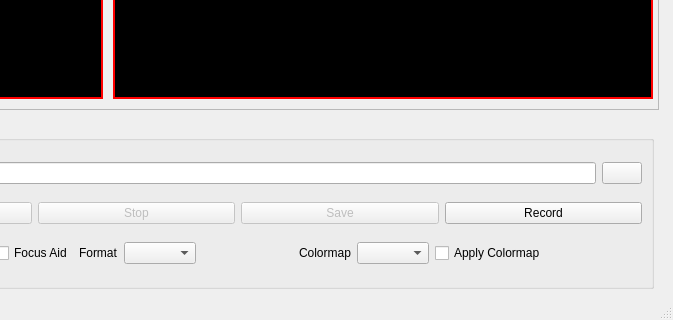
Qt form stereo_viewer/stereo_viewer.ui (labforge/sdk-demos) before a commit; both pictures show x 457 to 1130 and y 365 to 685 of the 1130 by 685 pixel window.
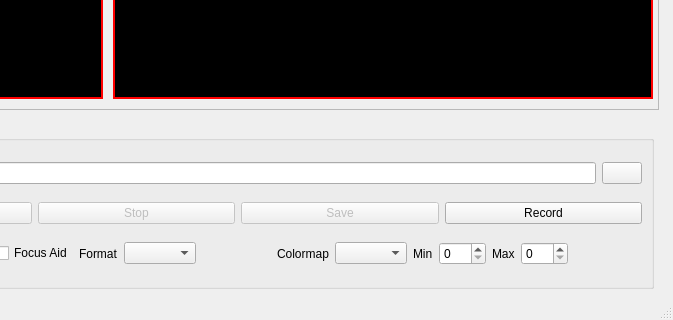
The same form after that commit. Custom widgets are drawn as their Qt base class.

Patch:
```diff
--- a/stereo_viewer/stereo_viewer.ui
+++ b/stereo_viewer/stereo_viewer.ui
@@ -523,18 +523,30 @@
               </widget>
              </item>
              <item>
-              <widget class="QCheckBox" name="chkColormap">
-               <property name="sizePolicy">
-                <sizepolicy hsizetype="Fixed" vsizetype="Fixed">
-                 <horstretch>0</horstretch>
-                 <verstretch>0</verstretch>
-                </sizepolicy>
+              <widget class="QLabel" name="lblMinDisparity">
+               <property name="text">
+                <string>Min</string>
                </property>
-               <property name="toolTip">
-                <string>Apply chosen color map ...</string>
+              </widget>
+             </item>
+             <item>
+              <widget class="QSpinBox" name="spinMinDisparity">
+               <property name="maximum">
+                <number>255</number>
                </property>
+              </widget>
+             </item>
+             <item>
+              <widget class="QLabel" name="lblMaxDisparity">
                <property name="text">
-                <string>Apply Colormap</string>
+                <string>Max</string>
+               </property>
+              </widget>
+             </item>
+             <item>
+              <widget class="QSpinBox" name="spinMaxDisparity">
+               <property name="maximum">
+                <number>255</number>
                </property>
               </widget>
              </item>
```
